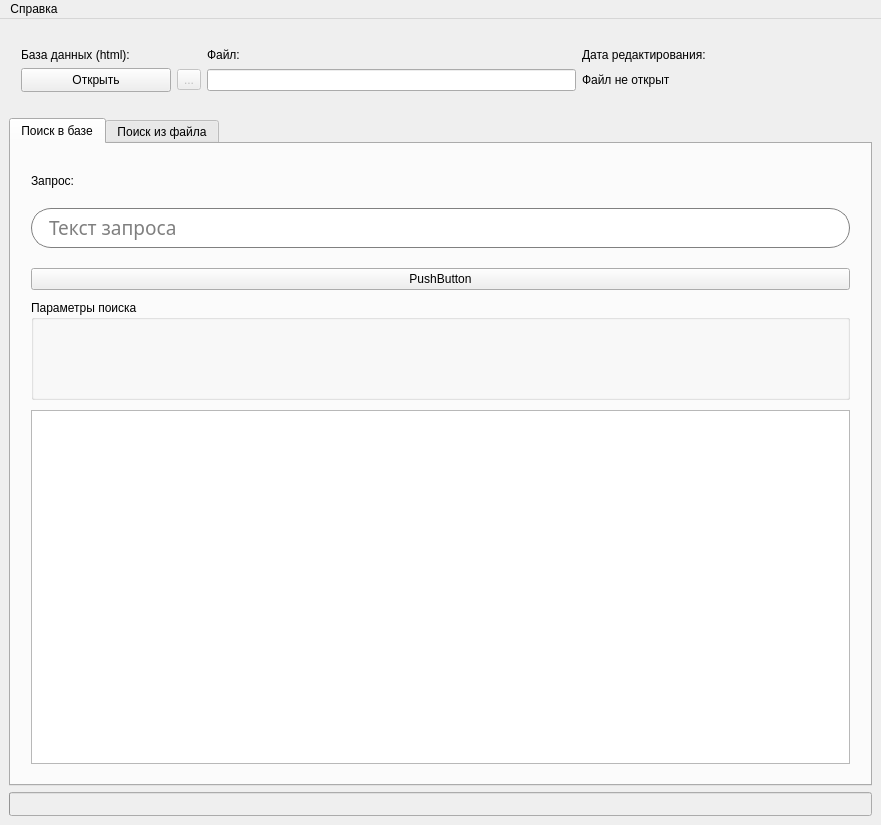
nekriS/searchBASE, file form.ui: the form before one commit.
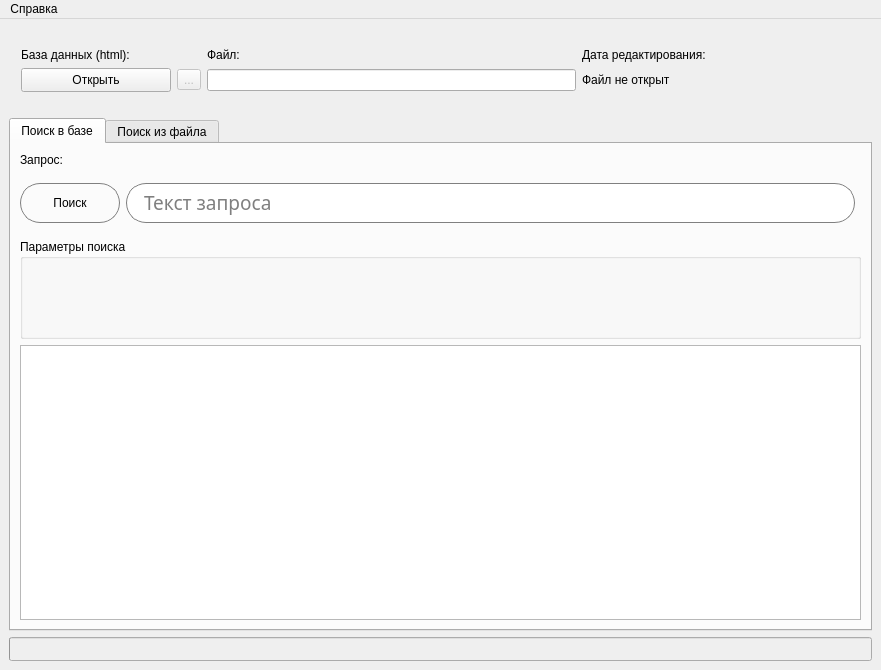
The form after the commit. Icons and pictures are not drawn.

```diff
--- a/form.ui
+++ b/form.ui
@@ -10,7 +10,7 @@
     <x>0</x>
     <y>0</y>
     <width>881</width>
-    <height>825</height>
+    <height>670</height>
    </rect>
   </property>
   <property name="sizePolicy">
@@ -22,7 +22,7 @@
   <property name="minimumSize">
    <size>
     <width>817</width>
-    <height>572</height>
+    <height>670</height>
    </size>
   </property>
   <property name="maximumSize">
@@ -40,6 +40,12 @@
   <property name="windowOpacity">
    <double>1.000000000000000</double>
   </property>
+  <property name="iconSize">
+   <size>
+    <width>50</width>
+    <height>50</height>
+   </size>
+  </property>
   <property name="dockOptions">
    <set>QMainWindow::AllowTabbedDocks|QMainWindow::AnimatedDocks</set>
   </property>
@@ -212,35 +218,11 @@
        <attribute name="title">
         <string>Поиск в базе</string>
        </attribute>
-       <layout class="QVBoxLayout" name="verticalLayout_3">
-        <property name="spacing">
-         <number>10</number>
+       <layout class="QGridLayout" name="gridLayout_2">
+        <property name="horizontalSpacing">
+         <number>6</number>
         </property>
-        <property name="leftMargin">
-         <number>20</number>
-        </property>
-        <property name="topMargin">
-         <number>30</number>
-        </property>
-        <property name="rightMargin">
-         <number>20</number>
-        </property>
-        <property name="bottomMargin">
-         <number>20</number>
-        </property>
-        <item>
-         <widget class="QLabel" name="label">
-          <property name="font">
-           <font>
-            <fontweight>Medium</fontweight>
-           </font>
-          </property>
-          <property name="text">
-           <string>Запрос:</string>
-          </property>
-         </widget>
-        </item>
-        <item>
+        <item row="1" column="1">
          <widget class="QLineEdit" name="lineSearch">
           <property name="sizePolicy">
            <sizepolicy hsizetype="Expanding" vsizetype="Fixed">
@@ -279,14 +261,45 @@
           </property>
          </widget>
         </item>
-        <item>
+        <item row="1" column="0">
          <widget class="QPushButton" name="search">
+          <property name="minimumSize">
+           <size>
+            <width>100</width>
+            <height>60</height>
+           </size>
+          </property>
+          <property name="styleSheet">
+           <string notr="true">QPushButton {
+margin-top: 10px;
+margin-bottom: 10px;
+padding-bottom: 1px;
+vertical-align: middle;
+border-radius: 20;
+border: 1px solid gray;
+}
+
+QPushButton:hover {
+background-color: #e3e3e3;
+}
+
+QPushButton:pressed {
+background-color: white;
+}
+
+
+
+
+
+
+</string>
+          </property>
           <property name="text">
-           <string>PushButton</string>
+           <string>Поиск</string>
           </property>
          </widget>
         </item>
-        <item>
+        <item row="3" column="0" colspan="3">
          <widget class="QGroupBox" name="groupBox">
           <property name="minimumSize">
            <size>
@@ -299,8 +312,36 @@
           </property>
          </widget>
         </item>
-        <item>
-         <widget class="QTableView" name="tableView"/>
+        <item row="0" column="0" colspan="2">
+         <widget class="QLabel" name="label">
+          <property name="font">
+           <font>
+            <fontweight>Medium</fontweight>
+           </font>
+          </property>
+          <property name="text">
+           <string>Запрос:</string>
+          </property>
+         </widget>
+        </item>
+        <item row="4" column="0" colspan="3">
+         <widget class="QTableView" name="tableView">
+          <property name="editTriggers">
+           <set>QAbstractItemView::AnyKeyPressed|QAbstractItemView::CurrentChanged|QAbstractItemView::DoubleClicked|QAbstractItemView::EditKeyPressed</set>
+          </property>
+          <property name="defaultDropAction">
+           <enum>Qt::CopyAction</enum>
+          </property>
+          <property name="alternatingRowColors">
+           <bool>false</bool>
+          </property>
+          <property name="verticalScrollMode">
+           <enum>QAbstractItemView::ScrollPerPixel</enum>
+          </property>
+          <property name="horizontalScrollMode">
+           <enum>QAbstractItemView::ScrollPerPixel</enum>
+          </property>
+         </widget>
         </item>
        </layout>
       </widget>
```
Left out of the diff: 3 changed lines with no effect on the pictures.
